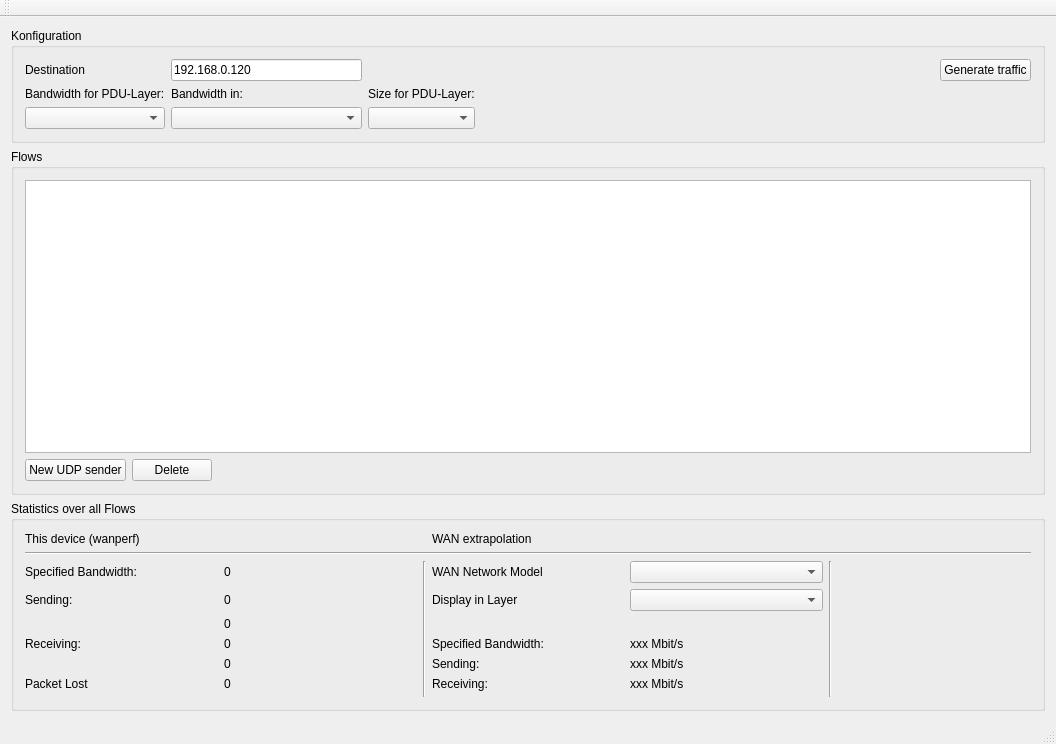
This is mainwindow.ui in tibob/wanperf as Qt 5 draws it before an edit. The edited form follows.
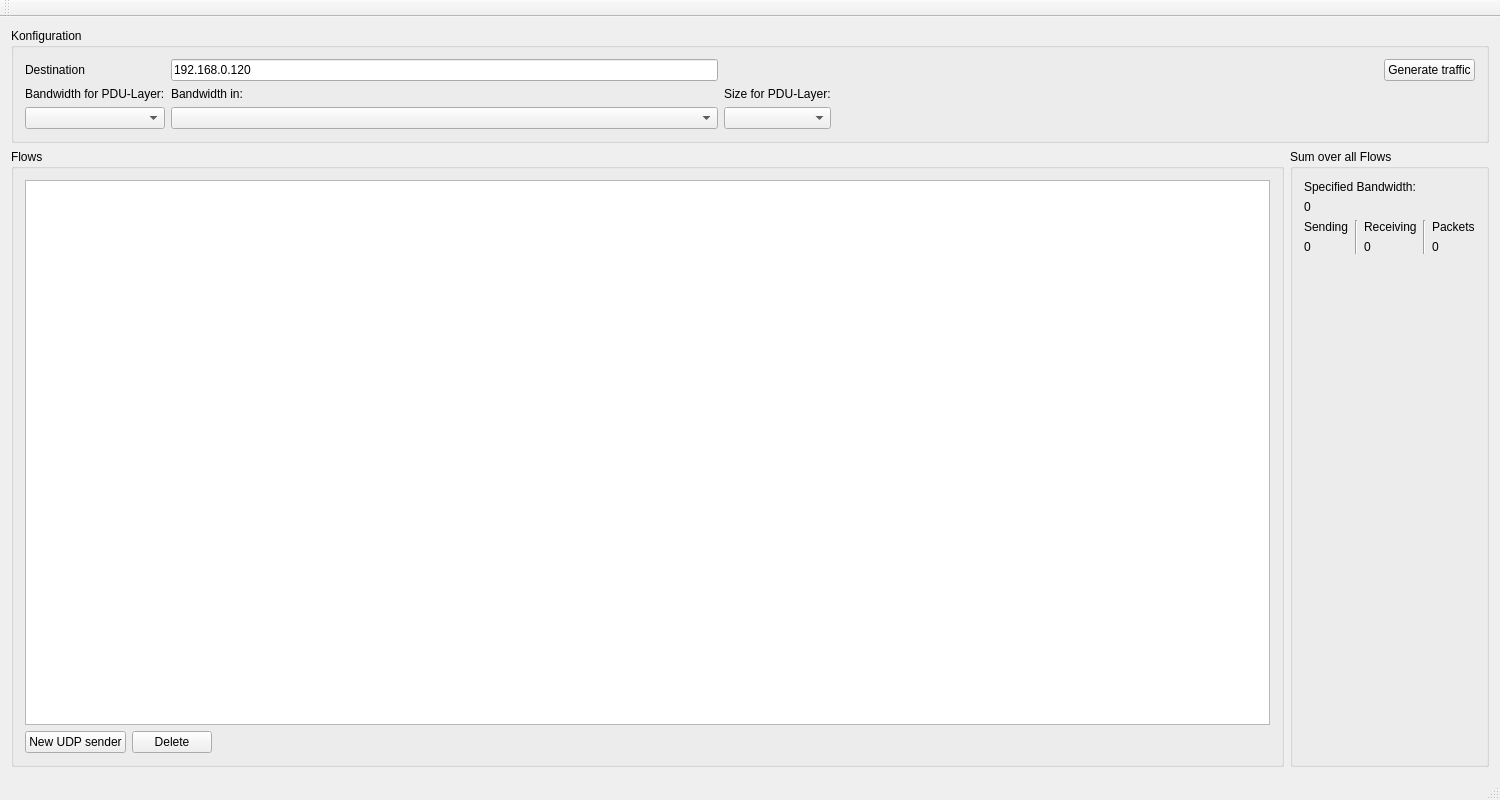
This is the edited form.

```diff
--- a/mainwindow.ui
+++ b/mainwindow.ui
@@ -6,16 +6,16 @@
    <rect>
     <x>0</x>
     <y>0</y>
-    <width>1056</width>
-    <height>744</height>
+    <width>1500</width>
+    <height>800</height>
    </rect>
   </property>
   <property name="windowTitle">
    <string>wanperf traffic generator</string>
   </property>
   <widget class="QWidget" name="centralWidget">
-   <layout class="QVBoxLayout" name="verticalLayout">
-    <item>
+   <layout class="QGridLayout" name="gridLayout_3">
+    <item row="0" column="0" colspan="2">
      <widget class="QGroupBox" name="groupBox_3">
       <property name="title">
        <string>Konfiguration</string>
@@ -101,7 +101,7 @@
       </layout>
      </widget>
     </item>
-    <item>
+    <item row="1" column="0">
      <widget class="QGroupBox" name="groupBox_4">
       <property name="sizePolicy">
        <sizepolicy hsizetype="Preferred" vsizetype="Expanding">
@@ -146,178 +146,122 @@
       </layout>
      </widget>
     </item>
-    <item>
+    <item row="1" column="1">
      <widget class="QGroupBox" name="groupBox">
       <property name="title">
-       <string>Statistics over all Flows</string>
+       <string>Sum over all Flows</string>
       </property>
-      <layout class="QGridLayout" name="gridLayout_3">
-       <item row="6" column="4">
-        <widget class="QLabel" name="label_24">
-         <property name="text">
-          <string>xxx Mbit/s</string>
-         </property>
-        </widget>
-       </item>
-       <item row="7" column="1">
-        <widget class="QLabel" name="receivingPps">
-         <property name="text">
-          <string>0</string>
-         </property>
-        </widget>
-       </item>
-       <item row="5" column="1">
-        <widget class="QLabel" name="sendingPps">
-         <property name="text">
-          <string>0</string>
-         </property>
-        </widget>
-       </item>
-       <item row="0" column="0">
-        <widget class="QLabel" name="label_2">
-         <property name="text">
-          <string>This device (wanperf)</string>
-         </property>
-        </widget>
-       </item>
-       <item row="7" column="3">
+      <layout class="QVBoxLayout" name="verticalLayout">
+       <item>
         <widget class="QLabel" name="label_5">
-         <property name="text">
-          <string>Sending:</string>
+         <property name="sizePolicy">
+          <sizepolicy hsizetype="Preferred" vsizetype="Preferred">
+           <horstretch>0</horstretch>
+           <verstretch>0</verstretch>
+          </sizepolicy>
          </property>
-        </widget>
-       </item>
-       <item row="4" column="3">
-        <widget class="QLabel" name="label_25">
          <property name="text">
-          <string>Display in Layer</string>
-         </property>
-        </widget>
-       </item>
-       <item row="6" column="0">
-        <widget class="QLabel" name="label_15">
-         <property name="text">
-          <string>Receiving:</string>
-         </property>
-        </widget>
-       </item>
-       <item row="8" column="1">
-        <widget class="QLabel" name="packetLost">
-         <property name="text">
-          <string>0</string>
-         </property>
-        </widget>
-       </item>
-       <item row="3" column="0">
-        <widget class="QLabel" name="label_22">
-         <property name="text">
           <string>Specified Bandwidth:</string>
          </property>
         </widget>
        </item>
-       <item row="0" column="3">
-        <widget class="QLabel" name="label_3">
-         <property name="text">
-          <string>WAN extrapolation</string>
-         </property>
-        </widget>
-       </item>
-       <item row="4" column="4">
-        <widget class="QComboBox" name="bandwidthLayer_4"/>
-       </item>
-       <item row="3" column="3">
-        <widget class="QLabel" name="label_26">
-         <property name="text">
-          <string>WAN Network Model</string>
-         </property>
-        </widget>
-       </item>
-       <item row="6" column="1">
-        <widget class="QLabel" name="receivingBandwidth">
-         <property name="text">
-          <string>0</string>
-         </property>
-        </widget>
-       </item>
-       <item row="8" column="4">
-        <widget class="QLabel" name="label_17">
-         <property name="text">
-          <string>xxx Mbit/s</string>
-         </property>
-        </widget>
-       </item>
-       <item row="6" column="3">
-        <widget class="QLabel" name="label_6">
-         <property name="text">
-          <string>Specified Bandwidth:</string>
-         </property>
-        </widget>
-       </item>
-       <item row="8" column="3">
-        <widget class="QLabel" name="label_7">
-         <property name="text">
-          <string>Receiving:</string>
-         </property>
-        </widget>
-       </item>
-       <item row="1" column="0" colspan="7">
-        <widget class="Line" name="line_3">
-         <property name="orientation">
-          <enum>Qt::Horizontal</enum>
-         </property>
-        </widget>
-       </item>
-       <item row="3" column="2" rowspan="7">
-        <widget class="Line" name="line">
-         <property name="orientation">
-          <enum>Qt::Vertical</enum>
-         </property>
-        </widget>
-       </item>
-       <item row="4" column="1">
-        <widget class="QLabel" name="sendingBandwidth">
-         <property name="text">
-          <string>0</string>
-         </property>
-        </widget>
-       </item>
-       <item row="7" column="4">
-        <widget class="QLabel" name="label_19">
-         <property name="text">
-          <string>xxx Mbit/s</string>
-         </property>
-        </widget>
-       </item>
-       <item row="8" column="0">
-        <widget class="QLabel" name="label_13">
-         <property name="text">
-          <string>Packet Lost</string>
-         </property>
-        </widget>
-       </item>
-       <item row="3" column="4">
-        <widget class="QComboBox" name="bandwidthLayer_5"/>
-       </item>
-       <item row="4" column="0">
-        <widget class="QLabel" name="label_16">
-         <property name="text">
-          <string>Sending:</string>
-         </property>
-        </widget>
-       </item>
-       <item row="3" column="1">
+       <item>
         <widget class="QLabel" name="specifiedBandwidth">
          <property name="text">
           <string>0</string>
          </property>
         </widget>
        </item>
-       <item row="3" column="5" rowspan="7">
-        <widget class="Line" name="line_4">
+       <item>
+        <layout class="QGridLayout" name="gridLayout_2">
+         <item row="0" column="4">
+          <widget class="QLabel" name="label_4">
+           <property name="sizePolicy">
+            <sizepolicy hsizetype="Preferred" vsizetype="Preferred">
+             <horstretch>0</horstretch>
+             <verstretch>0</verstretch>
+            </sizepolicy>
+           </property>
+           <property name="text">
+            <string>Packets</string>
+           </property>
+          </widget>
+         </item>
+         <item row="1" column="2">
+          <widget class="QLabel" name="receivingTotal">
+           <property name="text">
+            <string>0</string>
+           </property>
+          </widget>
+         </item>
+         <item row="0" column="1" rowspan="2">
+          <widget class="Line" name="line">
+           <property name="orientation">
+            <enum>Qt::Vertical</enum>
+           </property>
+          </widget>
+         </item>
+         <item row="1" column="4">
+          <widget class="QLabel" name="packetsTotal">
+           <property name="text">
+            <string>0</string>
+           </property>
+          </widget>
+         </item>
+         <item row="0" column="3" rowspan="2">
+          <widget class="Line" name="line_2">
+           <property name="orientation">
+            <enum>Qt::Vertical</enum>
+           </property>
+          </widget>
+         </item>
+         <item row="0" column="2">
+          <widget class="QLabel" name="label_3">
+           <property name="sizePolicy">
+            <sizepolicy hsizetype="Preferred" vsizetype="Preferred">
+             <horstretch>0</horstretch>
+             <verstretch>0</verstretch>
+            </sizepolicy>
+           </property>
+           <property name="text">
+            <string>Receiving</string>
+           </property>
+          </widget>
+         </item>
+         <item row="0" column="0">
+          <widget class="QLabel" name="label_2">
+           <property name="sizePolicy">
+            <sizepolicy hsizetype="Preferred" vsizetype="Preferred">
+             <horstretch>0</horstretch>
+             <verstretch>0</verstretch>
+            </sizepolicy>
+           </property>
+           <property name="text">
+            <string>Sending</string>
+           </property>
+          </widget>
+         </item>
+         <item row="1" column="0">
+          <widget class="QLabel" name="sendingTotal">
+           <property name="text">
+            <string>0</string>
+           </property>
+          </widget>
+         </item>
+        </layout>
+       </item>
+       <item>
+        <spacer name="verticalSpacer">
          <property name="orientation">
           <enum>Qt::Vertical</enum>
          </property>
-        </widget>
+         <property name="sizeHint" stdset="0">
+          <size>
+           <width>17</width>
+           <height>440</height>
+          </size>
+         </property>
+        </spacer>
        </item>
       </layout>
      </widget>
```
Left out of the diff: 38 changed lines with no effect on the pictures.
